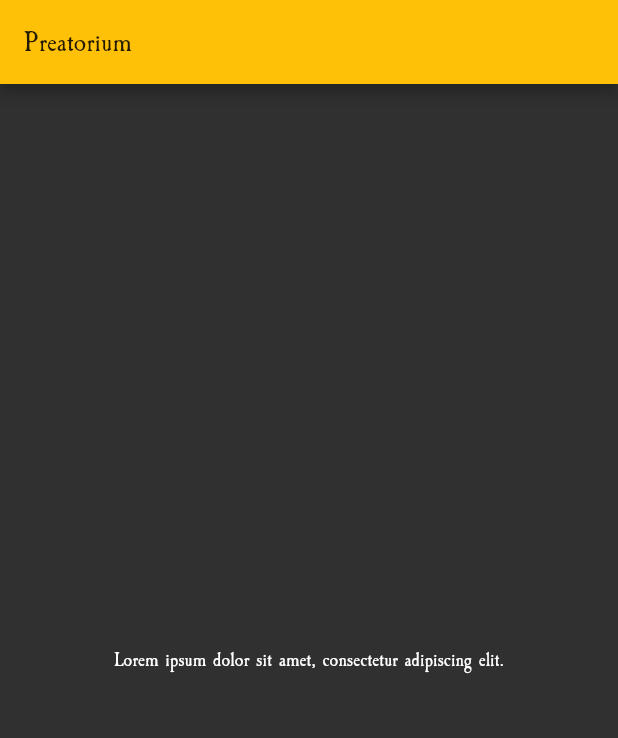
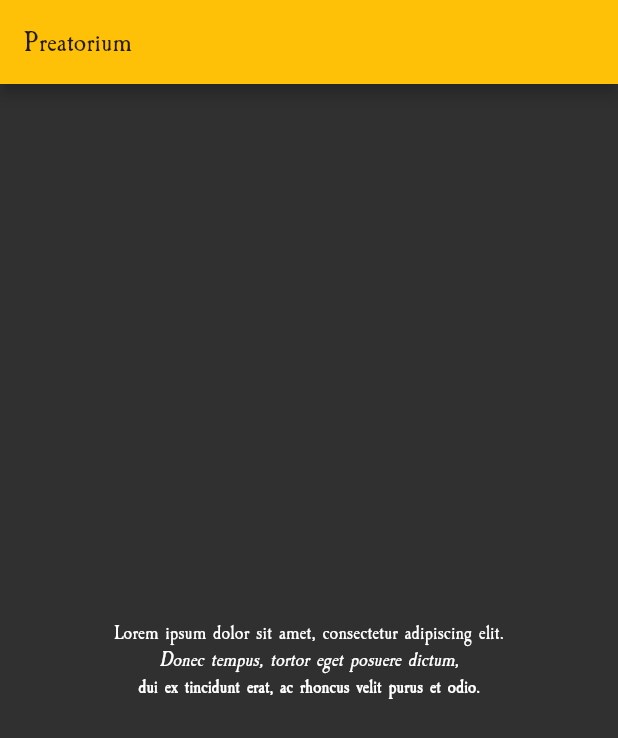
Before and after one commit to TheSnakeEyes/Praetorium, a Flutter app: the screen it shows after launch, on a phone screen of 412 x 824 dp. Shown: the top 738 px of the screen. Run offline on Flutter 3.47's test engine with Material 2 defaults, Android fonts, the phone set to English and light mode, and no system bars.

Commit message:
Font family demo

```diff
--- a/lib/main.dart
+++ b/lib/main.dart
@@ -8,11 +8,10 @@ class MyApp extends StatelessWidget {
     return MaterialApp(
       title: 'Praetorium',
       theme: ThemeData(
-        brightness: Brightness.dark,
-        primaryColor: Colors.amber,
-        accentColor: Colors.black,
-        fontFamily: 'Caslon Antique'
-      ),
+          brightness: Brightness.dark,
+          primaryColor: Colors.amber,
+          accentColor: Colors.black,
+          fontFamily: 'Caslon Antique'),
       home: MyHomePage(title: 'Preatorium'),
     );
   }
@@ -38,9 +37,13 @@ class _MyHomePageState extends State<MyHomePage> {
         child: Column(
           mainAxisAlignment: MainAxisAlignment.center,
           children: <Widget>[
+            Text('Lorem ipsum dolor sit amet, consectetur adipiscing elit.'),
             Text(
-              'Lorem ipsum dolor sit amet, consectetur adipiscing elit.'
+              'Donec tempus, tortor eget posuere dictum,',
+              style: new TextStyle(fontStyle: FontStyle.italic),
             ),
+            Text('dui ex tincidunt erat, ac rhoncus velit purus et odio.',
+                style: new TextStyle(fontWeight: FontWeight.bold))
           ],
         ),
       ),
```
